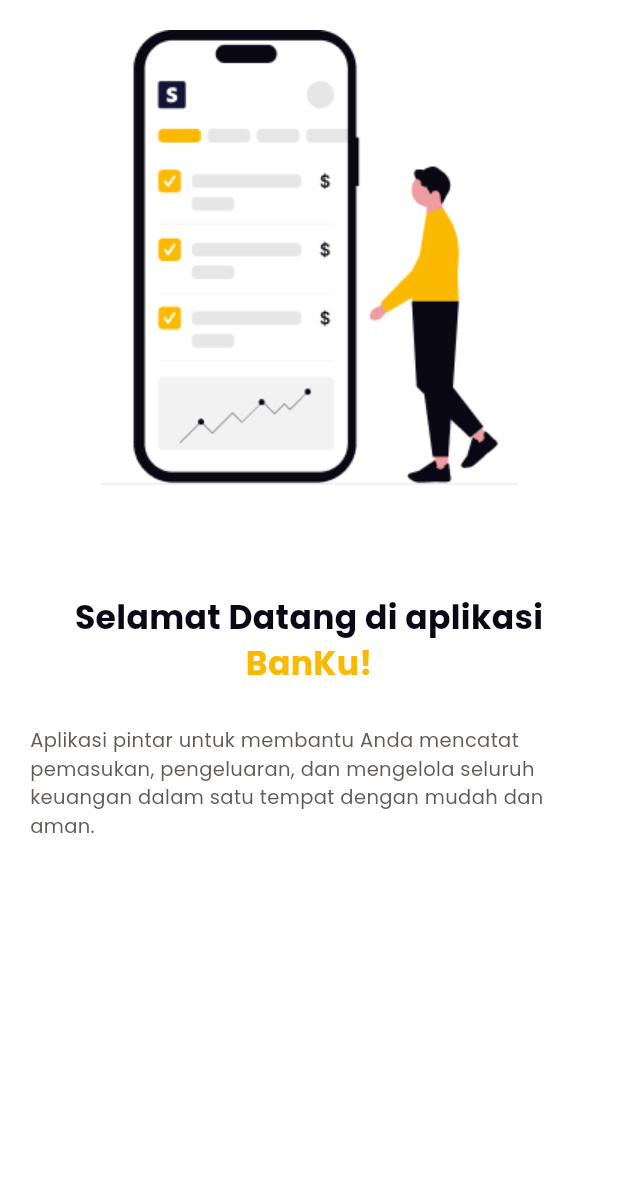
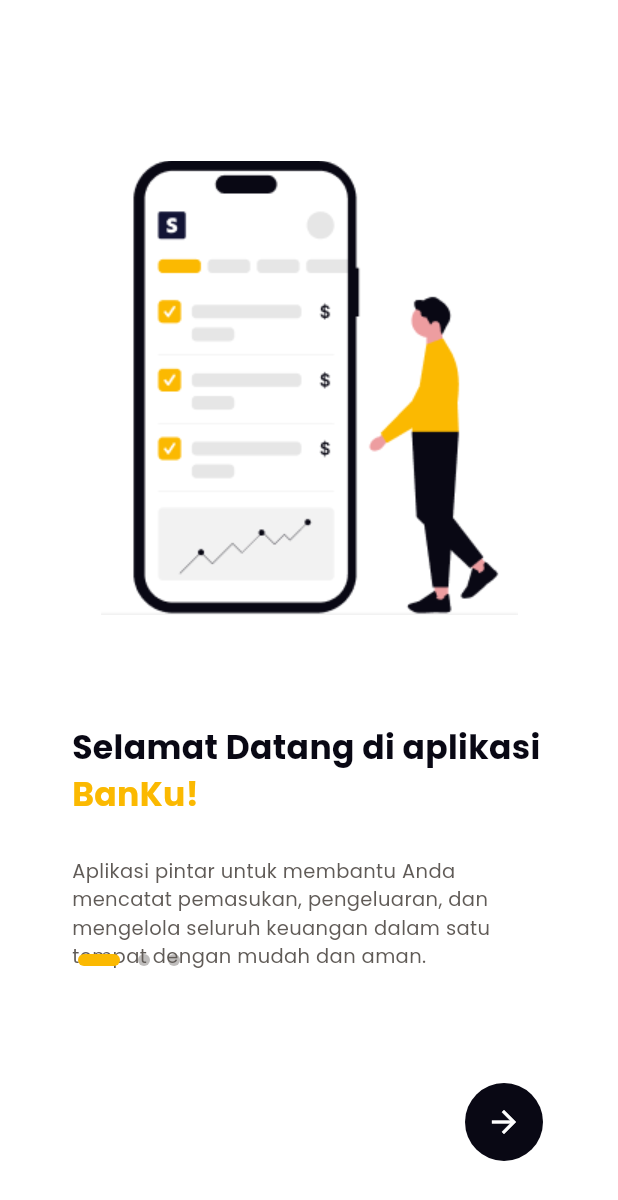
Before and after one commit to AdrianAnis/Project_Banku, a Flutter app: the screen it shows after launch, on a phone screen of 412 x 824 dp. Shown: the top 1200 px of the screen. Run offline on Flutter 3.47's test engine with Material 3 defaults, Android fonts, the phone set to English and light mode, and no system bars; our stand-ins replace get.

Commit message:
feat(onboarding): add welcome screens UI and navigation controls

```diff
--- a/lib/core/routes/app_routes.dart
+++ b/lib/core/routes/app_routes.dart
@@ -12,6 +12,6 @@ class AppRoutes {
   // ===== DAFTAR HALAMAN =====
   static final pages = [
     GetPage(name: splash, page: () => const SplashPage()),
-    GetPage(name: onboarding, page: () => const OnboardingPage()),
+    GetPage(name: onboarding, page: () => OnboardingPage()),
   ];
 }
--- a/lib/features/onboarding/controllers/onboarding_controller.dart
+++ b/lib/features/onboarding/controllers/onboarding_controller.dart
@@ -0,0 +1,36 @@
+import 'package:flutter/material.dart';
+import 'package:get/get.dart';
+import '../data/onboarding_list.dart';
+
+class OnboardingController extends GetxController{
+  final PageController pageController = PageController();
+
+  final RxInt index = 0.obs;
+
+  void onPageChanged(int value){
+    index.value = value;
+  }
+  void next(){
+    if (index.value < onboardingList.length-1){
+      pageController.nextPage(
+        duration: const Duration(milliseconds: 300),
+        curve: Curves.easeOut,
+      );
+    }else{
+      //NANTI MASUK KE LOGIN ASIK
+    }
+  }
+  void back(){
+    if (index.value > 0) {
+      pageController.previousPage(
+        duration: const Duration(milliseconds: 300),
+        curve: Curves.easeOut,
+      );
+    }
+  }
+  @override
+  void onClose(){
+    pageController.dispose();
+    super.onClose();
+  }
+}
--- a/lib/features/onboarding/data/onboarding_list.dart
+++ b/lib/features/onboarding/data/onboarding_list.dart
@@ -10,16 +10,16 @@ final List<OnboardingData> onboardingList = [
   ),
   OnboardingData(
     animasiGambar: 'assets/images/Ilustrasi2.png',
-    title: 'Siap Mengelola Keuangan Anda Bersama',
+    title: 'Siap Mengelola Keuangan Anda Bersama Dengan',
     deskripsi:
         'Lihat ke mana uang Anda pergi dan pahami pola keuangan Anda dengan analisis yang sederhana dan informatif.',
-    highlight: 'BanKu',
+    highlight: 'BanKu!',
   ),
   OnboardingData(
     animasiGambar: 'assets/images/Ilustrasi3.png',
-    title: 'untuk Pencatatan Keuangan',
+    title: 'Scan Struk Anda untuk Pencatatan dalam',
     deskripsi:
         'Cukup foto struk belanja, pengeluaran Anda langsung tercatat dan masuk ke kategori yang sesuai.',
-    highlight: 'Scan Struk',
+    highlight: 'BanKu!',
   ),
 ];
--- a/lib/features/onboarding/page/onboarding_page.dart
+++ b/lib/features/onboarding/page/onboarding_page.dart
@@ -2,20 +2,99 @@ import 'package:flutter/material.dart';
 import 'package:app_banku/core/theme/app_colors.dart';
 import '../data/onboarding_list.dart';
 import '../widgets/onboarding_item.dart';
+import '../controllers/onboarding_controller.dart';
+import 'package:get/get.dart';
 
 class OnboardingPage extends StatelessWidget {
-  const OnboardingPage({super.key});
+  OnboardingPage({super.key});
+
+  final controller = Get.put(OnboardingController());
 
   @override
   Widget build(BuildContext context) {
-    final firstData = onboardingList[0];
-
     return Scaffold(
       backgroundColor: AppColors.white,
       body: SafeArea(
-        child: Padding(
-          padding: EdgeInsets.all(20),
-          child: Center(child: OnboardingItem(data: firstData)),
+        child: Stack(
+          children: [
+            PageView.builder(
+              controller: controller.pageController,
+              itemCount: onboardingList.length,
+              physics: const NeverScrollableScrollPhysics(),
+              onPageChanged: controller.onPageChanged,
+              itemBuilder: (context, index) {
+                return Padding(
+                  padding: const EdgeInsets.all(24),
+                  child: OnboardingItem(data: onboardingList[index]),
+                );
+              },
+            ),
+            Positioned(
+              left: 0,
+              right: 240,
+              bottom: 180,
+              child: Obx(() {
+                return Row(
+                  mainAxisAlignment: MainAxisAlignment.center,
+                  children: List.generate(onboardingList.length, (i) {
+                    final isActive = controller.index.value == i;
+
+                    return AnimatedContainer(
+                      duration: const Duration(milliseconds: 220),
+                      margin: const EdgeInsets.symmetric(horizontal: 6),
+                      width: isActive
+                          ? 28
+                          : 8,
+                      height: 8,
+                      decoration: BoxDecoration(
+                        color: isActive
+                            ? AppColors.accent
+                            : AppColors.gray.withOpacity(0.4),
+                        borderRadius: BorderRadius.circular(99),
+                      ),
+                    );
+                  }),
+                );
+              }),
+            ),
+            Positioned(
+              left: 50,
+              bottom: 70,
+              child: Obx(() {
+                if (controller.index.value == 0) {
+                  return const SizedBox.shrink();
+                }
+                return GestureDetector(
+                  onTap: controller.back,
+                  child: Text(
+                    'Kembali',
+                    style: Theme.of(context).textTheme.bodySmall?.copyWith(
+                      color: AppColors.gray,
+                      fontWeight: FontWeight.w500,
+                    ),
+                  ),
+                );
+              }),
+            ),
+            Positioned(
+              right: 50,
+              bottom: 50,
+              child: Container(
+                width: 52,
+                height: 52,
+                decoration: BoxDecoration(
+                  color: AppColors.primary,
+                  shape: BoxShape.circle,
+                ),
+                child: IconButton(
+                  onPressed: controller.next,
+                  icon: const Icon(Icons.arrow_forward, color: Colors.white),
+                  padding: EdgeInsets.zero, // ⬅️ INI KUNCI
+                  alignment: Alignment.center, // ⬅️ BENER-BENER TENGAH
+                ),
+              ),
+            ),
+          ],
         ),
       ),
     );
--- a/lib/features/onboarding/widgets/onboarding_item.dart
+++ b/lib/features/onboarding/widgets/onboarding_item.dart
@@ -11,8 +11,14 @@ class OnboardingItem extends StatelessWidget {
   Widget build(BuildContext context) {
     return Column(
       children: [
+        SizedBox(height: 83),
         Image.asset(data.animasiGambar),
         SizedBox(height: 73),
+        Padding(
+          padding: EdgeInsets.symmetric(horizontal: 24),
+          child: Column(
+            crossAxisAlignment: CrossAxisAlignment.start,
+            children: [
               Text(
                 data.title,
                 style: TextStyle(
@@ -31,7 +37,7 @@ class OnboardingItem extends StatelessWidget {
                   fontWeight: FontWeight.bold,
                 ),
               ),
-        SizedBox(height: 26,),
+              SizedBox(height: 26),
               Text(
                 data.deskripsi,
                 style: TextStyle(
@@ -42,6 +48,9 @@ class OnboardingItem extends StatelessWidget {
                 ),
               ),
             ],
+          ),
+        ),
+      ],
     );
   }
 }
```
Lines whose indentation alone changed are shown as unchanged.
